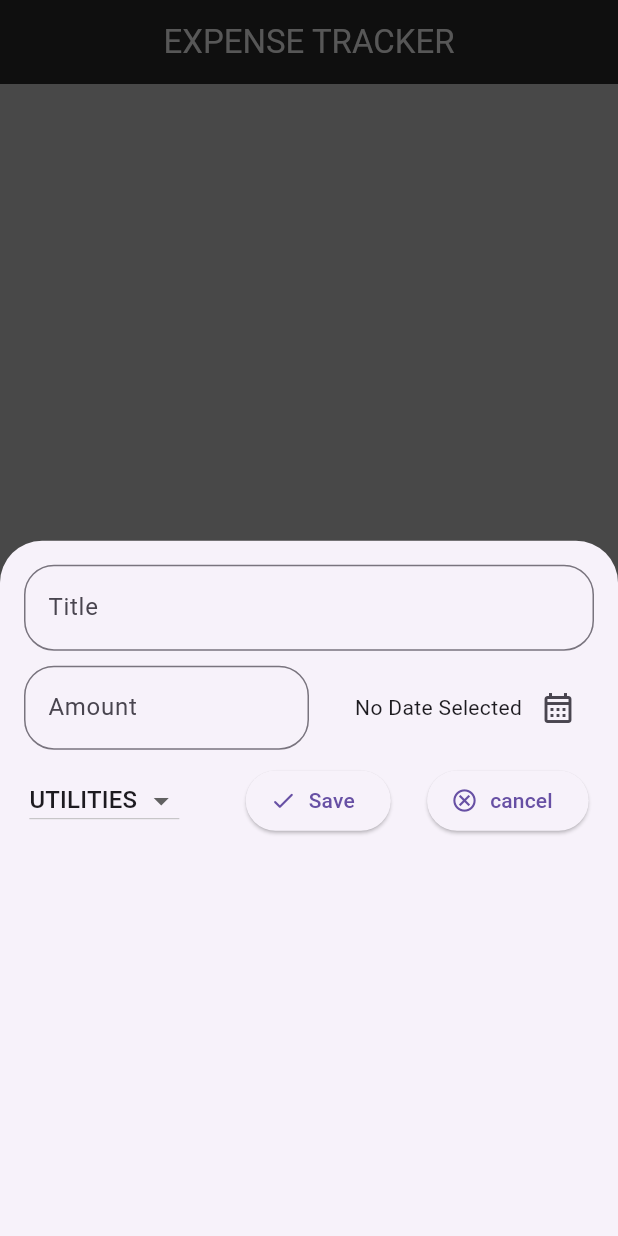
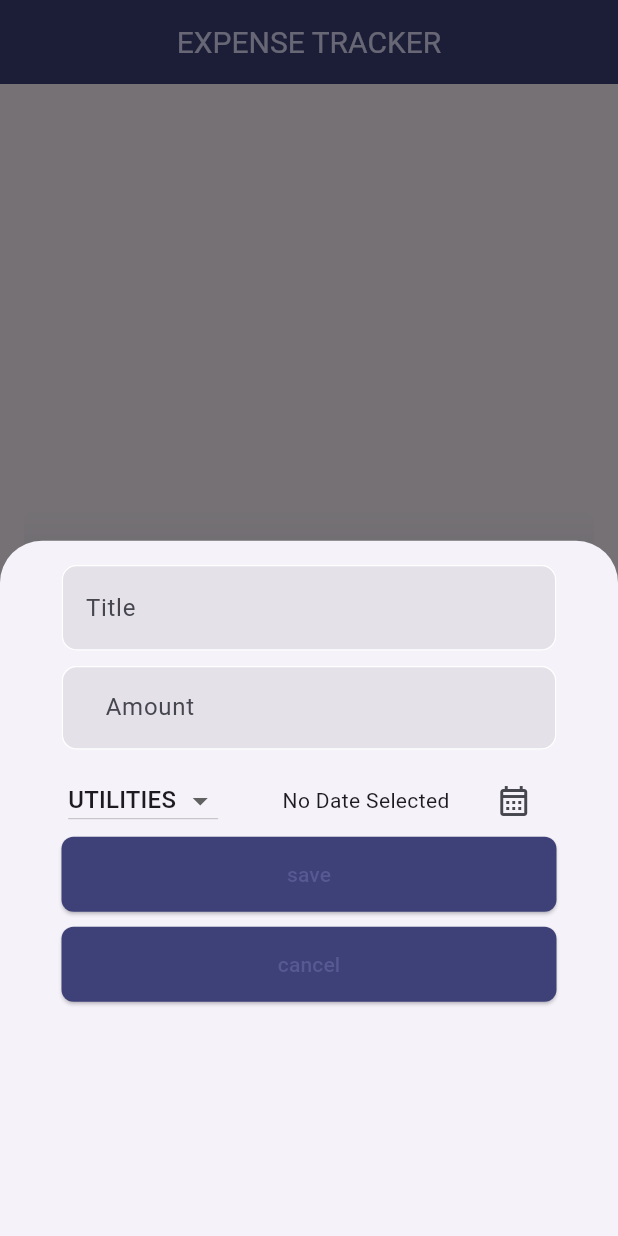
Before and after one commit to itsdwip/Flutter_Bootcamp_projects, a Flutter app: the screen it shows after launch, after a tap on the "add" icon, on a phone screen of 412 x 824 dp. Run offline on Flutter 3.47's test engine with Material 3 defaults, Android fonts, the phone set to English and light mode, and no system bars; our stand-ins replace gap.

Commit message:
Added delete and undo options, charts, dark mode, UI improvements, and organized code (Barrel File).

```diff
--- /dev/null
+++ b/expense_tracker/lib/components/chart.dart
@@ -0,0 +1,104 @@
+import 'package:flutter/material.dart';
+import 'package:expense_tracker/components/chart_bar.dart';
+import 'package:expense_tracker/models/expense.dart';
+
+class Chart extends StatelessWidget {
+  const Chart({super.key, required this.expenses});
+
+  final List<Expense> expenses;
+
+  List<ExpenseBucket> get buckets {
+    return [
+      ExpenseBucket.forCategory(expenses, Category.loan),
+      ExpenseBucket.forCategory(expenses, Category.utilities),
+      ExpenseBucket.forCategory(expenses, Category.insurance),
+      ExpenseBucket.forCategory(expenses, Category.taxes),
+      ExpenseBucket.forCategory(expenses, Category.education),
+      ExpenseBucket.forCategory(expenses, Category.food),
+      ExpenseBucket.forCategory(expenses, Category.gas),
+      ExpenseBucket.forCategory(expenses, Category.rent),
+      ExpenseBucket.forCategory(expenses, Category.fees),
+      ExpenseBucket.forCategory(expenses, Category.internet),
+      ExpenseBucket.forCategory(expenses, Category.transportation),
+      ExpenseBucket.forCategory(expenses, Category.fun),
+      ExpenseBucket.forCategory(expenses, Category.work),
+      ExpenseBucket.forCategory(expenses, Category.entertainment),
+    ];
+  }
+
+  double get maxTotalExpense {
+    double maxTotalExpense = 0;
+
+    for (final bucket in buckets) {
+      if (bucket.totalExpenses > maxTotalExpense) {
+        maxTotalExpense = bucket.totalExpenses;
+      }
+    }
+
+    return maxTotalExpense;
+  }
+
+  @override
+  Widget build(BuildContext context) {
+    final isDarkMode =
+        MediaQuery.of(context).platformBrightness == Brightness.dark;
+    return Container(
+      margin: const EdgeInsets.all(16),
+      padding: const EdgeInsets.symmetric(
+        vertical: 16,
+        horizontal: 8,
+      ),
+      width: double.infinity,
+      height: 180,
+      decoration: BoxDecoration(
+        borderRadius: BorderRadius.circular(8),
+        gradient: LinearGradient(
+          colors: [
+            Theme.of(context).colorScheme.primary.withOpacity(0.3),
+            Theme.of(context).colorScheme.primary.withOpacity(0.0)
+          ],
+          begin: Alignment.bottomCenter,
+          end: Alignment.topCenter,
+        ),
+      ),
+      child: Column(
+        children: [
+          Expanded(
+            child: Row(
+              crossAxisAlignment: CrossAxisAlignment.end,
+              children: [
+                for (final bucket in buckets) // alternative to map()
+                  ChartBar(
+                    fill: bucket.totalExpenses == 0
+                        ? 0
+                        : bucket.totalExpenses / maxTotalExpense,
+                  )
+              ],
+            ),
+          ),
+          const SizedBox(height: 12),
+          Row(
+            children: buckets
+                .map(
+                  (bucket) => Expanded(
+                    child: Padding(
+                      padding: const EdgeInsets.symmetric(horizontal: 4),
+                      child: Icon(
+                        categoryIcons[bucket.category],
+                        color: isDarkMode
+                            ? Theme.of(context).colorScheme.secondary
+                            : Theme.of(context)
+                                .colorScheme
+                                .primary
+                                .withOpacity(0.7),
+                      ),
+                    ),
+                  ),
+                )
+                .toList(),
+          )
+        ],
+      ),
+    );
+  }
+}
--- /dev/null
+++ b/expense_tracker/lib/components/chart_bar.dart
@@ -0,0 +1,34 @@
+import 'package:flutter/material.dart';
+
+class ChartBar extends StatelessWidget {
+  const ChartBar({
+    super.key,
+    required this.fill,
+  });
+
+  final double fill;
+
+  @override
+  Widget build(BuildContext context) {
+    final isDarkMode =
+        MediaQuery.of(context).platformBrightness == Brightness.dark;
+    return Expanded(
+      child: Padding(
+        padding: const EdgeInsets.symmetric(horizontal: 4),
+        child: FractionallySizedBox(
+          heightFactor: fill,
+          child: DecoratedBox(
+            decoration: BoxDecoration(
+              shape: BoxShape.rectangle,
+              borderRadius:
+                  const BorderRadius.vertical(top: Radius.circular(8)),
+              color: isDarkMode
+                  ? Theme.of(context).colorScheme.secondary
+                  : Theme.of(context).colorScheme.primary.withOpacity(0.65),
+            ),
+          ),
+        ),
+      ),
+    );
+  }
+}
--- a/expense_tracker/lib/components/expense_list.dart
+++ b/expense_tracker/lib/components/expense_list.dart
@@ -1,21 +1,44 @@
-import 'package:expense_tracker/components/expense_list_item.dart';
-import 'package:expense_tracker/models/expense.dart';
-import 'package:flutter/material.dart';
+import "package:expense_tracker/core.dart";
 
 class ExpenseList extends StatelessWidget {
   const ExpenseList({
     super.key,
     required this.expenses,
+    required this.onRemoveExpense,
   });
 
   final List<Expense> expenses;
+  final void Function(Expense expense) onRemoveExpense;
 
   @override
   Widget build(BuildContext context) {
     return ListView.builder(
       itemCount: expenses.length,
       itemBuilder: (context, index) {
-        return ExpenseListItem(expenses[index]);
+        return Dismissible(
+          direction: DismissDirection.endToStart,
+          key: ValueKey(
+            expenses[index],
+          ),
+          background: Card(
+            color: Theme.of(context).colorScheme.error,
+            child: const Padding(
+              padding: EdgeInsets.all(8.0),
+              child: Row(
+                mainAxisAlignment: MainAxisAlignment.end,
+                children: [
+                  Icon(Icons.delete),
+                ],
+              ),
+            ),
+          ),
+          onDismissed: (direction) => onRemoveExpense(
+            expenses[index],
+          ),
+          child: ExpenseListItem(
+            expenses[index],
+          ),
+        );
       },
     );
   }
--- a/expense_tracker/lib/components/expense_list_item.dart
+++ b/expense_tracker/lib/components/expense_list_item.dart
@@ -1,6 +1,4 @@
-import 'package:expense_tracker/data/theme_colors.dart';
-import 'package:expense_tracker/models/expense.dart';
-import 'package:flutter/material.dart';
+import "package:expense_tracker/core.dart";
 
 class ExpenseListItem extends StatelessWidget {
   const ExpenseListItem(this.expense, {super.key});
@@ -10,7 +8,7 @@ class ExpenseListItem extends StatelessWidget {
   @override
   Widget build(BuildContext context) {
     return Card(
-      color: background2,
+      margin: const EdgeInsets.symmetric(horizontal: 15, vertical: 5),
       child: Padding(
         padding: const EdgeInsets.all(8.0),
         child: Column(
@@ -18,16 +16,10 @@ class ExpenseListItem extends StatelessWidget {
             Row(
               mainAxisAlignment: MainAxisAlignment.spaceBetween,
               children: [
-                Text(
-                  expense.title,
-                  style: const TextStyle(
-                    color: Colors.white,
-                    fontSize: 18,
-                  ),
-                ),
+                Text(expense.title,
+                    style: Theme.of(context).textTheme.titleLarge),
                 Icon(
                   categoryIcons[expense.category],
-                  color: Colors.white,
                 ),
               ],
             ),
@@ -40,14 +32,12 @@ class ExpenseListItem extends StatelessWidget {
                 Text(
                   '₹${expense.amount.toStringAsFixed(2)}',
                   style: const TextStyle(
-                    color: Colors.white,
                     fontSize: 15,
                   ),
                 ),
                 Text(
                   expense.formattedDate,
                   style: const TextStyle(
-                    color: Colors.white,
                     fontSize: 15,
                   ),
                 ),
--- /dev/null
+++ b/expense_tracker/lib/components/long_elevatedbutton_style.dart
@@ -0,0 +1,32 @@
+import 'package:expense_tracker/core.dart';
+
+class LongElevatedButton extends StatelessWidget {
+  const LongElevatedButton({
+    super.key,
+    required this.onTap,
+    required this.buttonTxt,
+  });
+
+  final void Function() onTap;
+  final String buttonTxt;
+  @override
+  Widget build(BuildContext context) {
+    return Padding(
+      padding: const EdgeInsets.symmetric(horizontal: 25.0),
+      child: SizedBox(
+        width: double.infinity,
+        height: 50,
+        child: ElevatedButton(
+          style: ButtonStyle(
+            shape: MaterialStateProperty.all(
+                RoundedRectangleBorder(borderRadius: BorderRadius.circular(8))),
+          ),
+          onPressed: onTap,
+          child: Text(
+            buttonTxt,
+          ),
+        ),
+      ),
+    );
+  }
+}
--- /dev/null
+++ b/expense_tracker/lib/components/textfield_blueprint.dart
@@ -0,0 +1,42 @@
+import 'package:expense_tracker/core.dart';
+
+class TextFieldBlueprint extends StatelessWidget {
+  const TextFieldBlueprint({
+    super.key,
+    required TextEditingController enteredTittle,
+    required this.hintText,
+    required this.keyboardType,
+    required this.prefixText,
+  }) : _enteredTittle = enteredTittle;
+
+  final TextEditingController _enteredTittle;
+  final String hintText;
+  final TextInputType keyboardType;
+  final String prefixText;
+
+  @override
+  Widget build(BuildContext context) {
+    return Padding(
+      padding: const EdgeInsets.symmetric(horizontal: 25.0),
+      child: TextField(
+        controller: _enteredTittle,
+        keyboardType: keyboardType,
+        decoration: InputDecoration(
+            enabledBorder: const OutlineInputBorder(
+              borderRadius: BorderRadius.all(Radius.circular(10)),
+              borderSide: BorderSide(
+                color: Colors.white,
+              ),
+            ),
+            focusedBorder: OutlineInputBorder(
+              borderSide: BorderSide(
+                color: Colors.blueGrey.shade300,
+              ),
+            ),
+            filled: true,
+            hintText: hintText,
+            prefixText: prefixText),
+      ),
+    );
+  }
+}
--- /dev/null
+++ b/expense_tracker/lib/core.dart
@@ -0,0 +1,12 @@
+export 'package:expense_tracker/pages/home.dart';
+export 'package:flutter/material.dart';
+export 'package:expense_tracker/data/theme_colors.dart';
+export 'package:expense_tracker/components/expense_list.dart';
+export 'package:expense_tracker/models/expense.dart';
+export 'package:expense_tracker/pages/add_new_expense.dart';
+export 'package:gap/gap.dart';
+export 'package:uuid/uuid.dart';
+export "package:expense_tracker/core.dart";
+export 'package:expense_tracker/components/expense_list_item.dart';
+export 'package:expense_tracker/components/long_elevatedbutton_style.dart';
+export 'package:expense_tracker/components/textfield_blueprint.dart';
--- a/expense_tracker/lib/data/theme_colors.dart
+++ b/expense_tracker/lib/data/theme_colors.dart
@@ -1,4 +1,4 @@
-import 'package:flutter/material.dart';
+import "package:expense_tracker/core.dart";
 
 const seedColor = Colors.grey;
 final primary = Colors.grey[400];
--- a/expense_tracker/lib/main.dart
+++ b/expense_tracker/lib/main.dart
@@ -1,12 +1,49 @@
-import 'package:expense_tracker/pages/home.dart';
-import 'package:flutter/material.dart';
+import 'package:expense_tracker/core.dart';
 
+var kLightColorScheme = ColorScheme.fromSeed(
+  brightness: Brightness.light,
+  seedColor: const Color.fromARGB(255, 14, 15, 126),
+);
+var kDarkColorScheme = ColorScheme.fromSeed(
+  brightness: Brightness.dark,
+  seedColor: const Color.fromARGB(255, 5, 99, 125),
+);
 void main() {
-  runApp(MaterialApp(
-    debugShowCheckedModeBanner: false,
-    theme: ThemeData(
-      useMaterial3: true,
+  runApp(
+    MaterialApp(
+      debugShowCheckedModeBanner: false,
+      darkTheme: ThemeData.dark().copyWith(
+        colorScheme: kDarkColorScheme,
+        elevatedButtonTheme: ElevatedButtonThemeData(
+          style: ElevatedButton.styleFrom(
+            backgroundColor: kDarkColorScheme.primaryContainer,
+          ),
+        ),
+      ),
+      theme: ThemeData().copyWith(
+        colorScheme: kLightColorScheme,
+        appBarTheme: AppBarTheme(
+          backgroundColor: kLightColorScheme.onPrimaryContainer,
+          foregroundColor: kLightColorScheme.primaryContainer,
+        ),
+        cardTheme: CardTheme(
+          color: kLightColorScheme.secondaryContainer,
+        ),
+        elevatedButtonTheme: ElevatedButtonThemeData(
+          style: ElevatedButton.styleFrom(
+            backgroundColor: kLightColorScheme.onPrimaryContainer,
+          ),
+        ),
+        textTheme: ThemeData().textTheme.copyWith(
+              titleLarge: TextStyle(
+                fontWeight: FontWeight.normal,
+                color: kLightColorScheme.onSecondaryContainer,
+                fontSize: 20,
+              ),
+            ),
+      ),
+      themeMode: ThemeMode.system,
+      home: const Home(),
     ),
-    home: const Home(),
-  ));
+  );
 }
--- a/expense_tracker/lib/models/expense.dart
+++ b/expense_tracker/lib/models/expense.dart
@@ -1,6 +1,5 @@
-import 'package:flutter/material.dart';
-import 'package:intl/intl.dart';
-import 'package:uuid/uuid.dart';
+import "package:expense_tracker/core.dart";
+import "package:intl/intl.dart";
 
 const uuid = Uuid();
 
@@ -60,3 +59,30 @@ class Expense {
     return formattedIntlDate.format(date);
   }
 }
+
+class ExpenseBucket {
+  ExpenseBucket({
+    required this.category,
+    required this.expenses,
+    required IconData iconData,
+  });
+
+  ExpenseBucket.forCategory(
+    List<Expense> allExpense,
+    this.category,
+  ) : expenses = allExpense
+            .where((expense) => expense.category == category)
+            .toList();
+
+  final Category category;
+  final List<Expense> expenses;
+
+  double get totalExpenses {
+    double sum = 0;
+
+    for (final expense in expenses) {
+      sum += expense.amount;
+    }
+    return sum;
+  }
+}
--- a/expense_tracker/lib/pages/add_new_expense.dart
+++ b/expense_tracker/lib/pages/add_new_expense.dart
@@ -1,6 +1,4 @@
-import 'package:flutter/material.dart';
-import 'package:gap/gap.dart';
-import 'package:expense_tracker/models/expense.dart';
+import "package:expense_tracker/core.dart";
 
 class NewExpense extends StatefulWidget {
   const NewExpense({
@@ -72,43 +70,23 @@ class _NewExpenseState extends State<NewExpense> {
       padding: const EdgeInsets.all(16),
       child: Column(
         children: [
-          TextFieldStyle(
+          TextFieldBlueprint(
             enteredTittle: _tittleController,
-            label: 'Title',
-            keyboardStyle: TextInputType.text,
+            hintText: 'Title',
+            keyboardType: TextInputType.text,
             prefixText: '',
           ),
           const Gap(10),
-          Row(
-            children: [
-              Expanded(
-                child: TextFieldStyle(
+          TextFieldBlueprint(
             enteredTittle: _amountController,
-                  label: 'Amount',
-                  keyboardStyle: const TextInputType.numberWithOptions(),
-                  prefixText: '₹',
-                ),
-              ),
-              Expanded(
-                child: Row(
-                  mainAxisAlignment: MainAxisAlignment.end,
-                  children: [
-                    Text(
-                      _selectedDate == null
-                          ? 'No Date Selected'
-                          : formattedIntlDate.format(_selectedDate!),
-                    ),
-                    IconButton(
-                      onPressed: _datePicker,
-                      icon: const Icon(Icons.calendar_month_outlined),
-                    )
-                  ],
-                ),
-              )
-            ],
+            prefixText: '₹ ',
+            hintText: 'Amount',
+            keyboardType: const TextInputType.numberWithOptions(),
           ),
           const Gap(10),
-          Row(
+          Padding(
+            padding: const EdgeInsets.symmetric(horizontal: 20),
+            child: Row(
               mainAxisAlignment: MainAxisAlignment.spaceAround,
               children: [
                 SizedBox(
@@ -139,56 +117,32 @@ class _NewExpenseState extends State<NewExpense> {
                     },
                   ),
                 ),
-              const Gap(30),
-              ElevatedButton.icon(
-                onPressed: _submitExpenseData,
-                icon: const Icon(Icons.done_rounded),
-                label: const Text('Save'),
+                const Gap(5),
+                Text(
+                  _selectedDate == null
+                      ? 'No Date Selected'
+                      : formattedIntlDate.format(_selectedDate!),
+                ),
+                IconButton(
+                  onPressed: _datePicker,
+                  icon: const Icon(Icons.calendar_month_outlined),
+                )
+              ],
+            ),
+          ),
+          LongElevatedButton(
+            buttonTxt: 'save',
+            onTap: _submitExpenseData,
           ),
           const Gap(10),
-              ElevatedButton.icon(
-                onPressed: () {
+          LongElevatedButton(
+            buttonTxt: 'cancel',
+            onTap: () {
               Navigator.pop(context);
             },
-                icon: const Icon(Icons.cancel_outlined),
-                label: const Text('cancel'),
-              ),
-            ],
           ),
         ],
       ),
     );
   }
 }
-
-class TextFieldStyle extends StatelessWidget {
-  const TextFieldStyle({
-    super.key,
-    required TextEditingController enteredTittle,
-    required this.label,
-    required this.keyboardStyle,
-    required this.prefixText,
-  }) : _enteredTittle = enteredTittle;
-
-  final TextEditingController _enteredTittle;
-  final String label;
-  final TextInputType keyboardStyle;
-  final String prefixText;
-
-  @override
-  Widget build(BuildContext context) {
-    return TextField(
-      controller: _enteredTittle,
-      keyboardType: keyboardStyle,
-      decoration: InputDecoration(
-        border: const OutlineInputBorder(
-          borderRadius: BorderRadius.all(
-            Radius.circular(20),
-          ),
-        ),
-        label: Text(label),
-        prefixText: prefixText,
-      ),
-    );
-  }
-}
--- a/expense_tracker/lib/pages/home.dart
+++ b/expense_tracker/lib/pages/home.dart
@@ -1,8 +1,5 @@
-import 'package:expense_tracker/data/theme_colors.dart';
-import 'package:expense_tracker/components/expense_list.dart';
-import 'package:expense_tracker/models/expense.dart';
-import 'package:expense_tracker/pages/add_new_expense.dart';
-import 'package:flutter/material.dart';
+import "package:expense_tracker/components/chart.dart";
+import "package:expense_tracker/core.dart";
 
 class Home extends StatefulWidget {
   const Home({super.key});
@@ -31,28 +28,59 @@ class _HomeState extends State<Home> {
     });
   }
 
+  void _removeExpense(Expense expense) {
+    final expenseIndex = _registeredExpenses.indexOf(expense);
+    setState(
+      () {
+        _registeredExpenses.remove(expense);
+      },
+    );
+    ScaffoldMessenger.of(context).clearSnackBars();
+    ScaffoldMessenger.of(context).showSnackBar(
+      SnackBar(
+        duration: Durations.extralong4,
+        content: const Text('Expense Deleted'),
+        action: SnackBarAction(
+            label: 'undo',
+            onPressed: () {
+              setState(() {
+                _registeredExpenses.insert(expenseIndex, expense);
+              });
+            }),
+      ),
+    );
+  }
+
   @override
   Widget build(BuildContext context) {
+    Widget mainContent = const Center(
+      child: Text('No expenses found. Start adding some!'),
+    );
+    if (_registeredExpenses.isNotEmpty) {
+      mainContent = Expanded(
+        child: ExpenseList(
+          expenses: _registeredExpenses,
+          onRemoveExpense: _removeExpense,
+        ),
+      );
+    }
     return Scaffold(
       floatingActionButton: FloatingActionButton(
         onPressed: _openAddExpenseOverlay,
         child: const Icon(Icons.add),
       ),
-      backgroundColor: background,
       appBar: AppBar(
         title: const Text(
           'EXPENSE TRACKER',
         ),
-        backgroundColor: background2,
-        foregroundColor: primary,
         centerTitle: true,
       ),
-      body: SafeArea(
-        child: Column(
-          children: [
-            Expanded(child: ExpenseList(expenses: _registeredExpenses)),
-          ],
-        ),
+      body: Column(
+        mainAxisAlignment: MainAxisAlignment.center,
+        children: [
+          Chart(expenses: _registeredExpenses),
+          mainContent,
+        ],
       ),
     );
   }
--- a/expense_tracker/pubspec.yaml
+++ b/expense_tracker/pubspec.yaml
@@ -39,6 +39,7 @@ dependencies:
   intl: ^0.19.0
   gap: ^3.0.1
   awesome_snackbar_content: ^0.1.1
+
 
 dev_dependencies:
   flutter_test:
```
Lines whose indentation alone changed are shown as unchanged.
